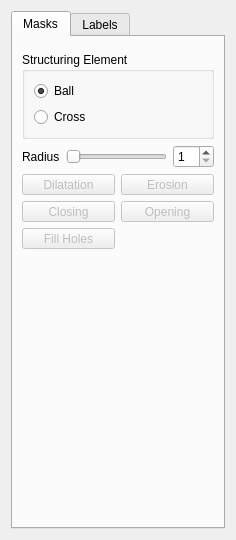
This is Plugins/org.mitk.gui.qt.multilabelsegmentation/src/internal/SegmentationUtilities/MorphologicalOperations/QmitkMorphologicalOperationsWidgetControls.ui in MITK/MITK as Qt 5 draws it before an edit. The edited form follows.
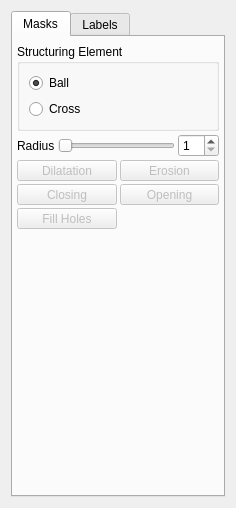
This is the edited form. Icons and pictures are not drawn. Custom widgets are drawn as their Qt base class.

The edit to the form file:
```diff
--- a/Plugins/org.mitk.gui.qt.multilabelsegmentation/src/internal/SegmentationUtilities/MorphologicalOperations/QmitkMorphologicalOperationsWidgetControls.ui
+++ b/Plugins/org.mitk.gui.qt.multilabelsegmentation/src/internal/SegmentationUtilities/MorphologicalOperations/QmitkMorphologicalOperationsWidgetControls.ui
@@ -7,7 +7,7 @@
     <x>0</x>
     <y>0</y>
     <width>236</width>
-    <height>540</height>
+    <height>508</height>
    </rect>
   </property>
   <property name="windowTitle">
@@ -24,6 +24,12 @@
        <string>Masks</string>
       </attribute>
       <layout class="QVBoxLayout" name="verticalLayout_2">
+       <property name="spacing">
+        <number>3</number>
+       </property>
+       <property name="margin">
+        <number>4</number>
+       </property>
        <item>
         <widget class="QmitkDataSelectionWidget" name="m_DataSelectionWidget" native="true"/>
        </item>
```
Left out of the diff: 10 changed lines with no effect on the pictures.
